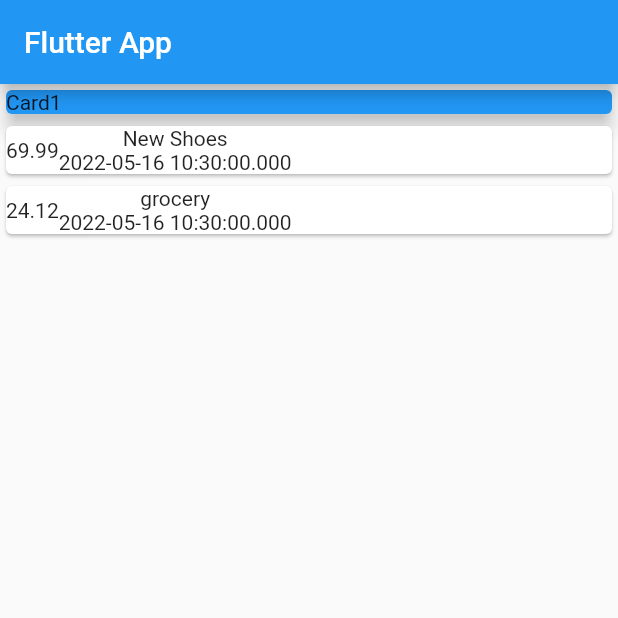
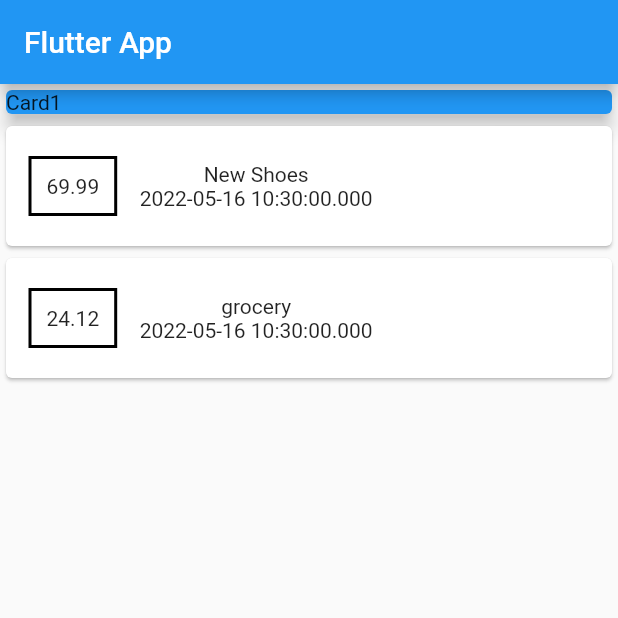
Before and after one commit to marintelli/flutter_personal_expense_app, a Flutter app: the screen it shows after launch, on a phone screen of 412 x 824 dp, the top half of it. Run offline on Flutter 3.47's test engine with Material 2 defaults, Android fonts, the phone set to English and light mode, and no system bars.

Commit message:
Styling Containers

```diff
--- a/lib/main.dart
+++ b/lib/main.dart
@@ -56,15 +56,25 @@
               // 컬럼에 transactions 리스트에 있는 transaction 을 맵핑후 .toList()로 리스트 생성
               children: transactions.map((tx) {
                 return Card(
-                  child: Row(children: <Widget>[
-                    Container(child: Text(tx.amount.toString()),),
-                    Column(children: <Widget>[
-                      Text(tx.title as String),
-                      Text(tx.date.toString()),
-                     ],)
-
-                  ],)
-                );
+                    child: Row(
+                  children: <Widget>[
+                    Container(
+                      margin:
+                          EdgeInsets.symmetric(vertical: 20, horizontal: 15),
+                      child: Text(tx.amount.toString()),
+                      decoration: BoxDecoration(
+                          border: Border.all(color: Colors.black, width: 2),
+                          ),
+                          padding: EdgeInsets.all(10),
+                    ),
+                    Column(
+                      children: <Widget>[
+                        Text(tx.title as String),
+                        Text(tx.date.toString()),
+                      ],
+                    )
+                  ],
+                ));
               }).toList(),
             )
           ],
```
